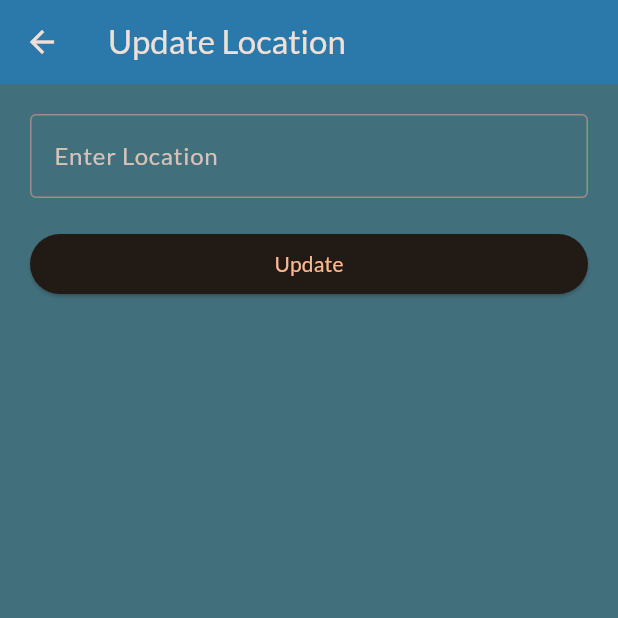
After one commit to Rahulbitcot/flutter_learning_app, a Flutter app: the WeatherMain screen opened directly, after a tap on the "add circle" icon, on a phone screen of 412 x 824 dp, the top half of it. The commit adds this screen. Run offline on Flutter 3.47's test engine with Material 3 defaults, Android fonts, the phone set to English and light mode, and no system bars; our stand-ins replace cloud_firestore, firebase_core, google_fonts, image_picker, shared_preferences, transparent_image; missing offline and left inert: google_ml_kit, qr_mobile_vision; accounts and stored records are empty.

Commit message:
weather UI

```diff
--- a/lib/WeatherApp/bottom_view.dart
+++ b/lib/WeatherApp/bottom_view.dart
@@ -1,8 +1,10 @@
 import 'package:flutter/material.dart';
 import 'package:flutter_learning_app/WeatherApp/days_item.dart';
+import 'package:flutter_learning_app/WeatherApp/update_location_screen.dart';
 
 class BottomView extends StatefulWidget {
-  const BottomView({super.key});
+  const BottomView({super.key, required this.location});
+  final String location;
 
   @override
   State<BottomView> createState() => _BottomViewState();
@@ -46,28 +48,41 @@ class _BottomViewState extends State<BottomView> {
           SizedBox(
             height: 20,
           ),
-          Row(
-            children: [
-              DaysItem(),
-              Spacer(),
-              DaysItem(),
-              Spacer(),
-              DaysItem(),
-              Spacer(),
-              DaysItem(),
-              Spacer(),
-              DaysItem(),
-              Spacer(),
-              DaysItem(),
-            ],
+          SizedBox(
+            height: 120,
+            child: ListView(
+              scrollDirection: Axis.horizontal,
+              children: [
+                DaysItem(day: "Sun"),
+                DaysItem(day: "Mon"),
+                DaysItem(day: "Tue"),
+                DaysItem(day: "Wed"),
+                DaysItem(day: "Thu"),
+                DaysItem(day: "Fri"),
+                DaysItem(day: "Sat"),
+              ],
+            ),
           ),
           SizedBox(
             height: 30,
           ),
-          Icon(
-            Icons.add_circle_rounded,
-            color: Colors.black,
-            size: 50,
+          GestureDetector(
+            onTap: () async {
+              final newLocation = await Navigator.push(
+                context,
+                MaterialPageRoute(
+                  builder: (context) => UpdateLocationScreen(),
+                ),
+              );
+              if (newLocation != null) {
+                // await updateLocation(newLocation);
+              }
+            },
+            child: Icon(
+              Icons.add_circle_rounded,
+              color: Colors.black,
+              size: 50,
+            ),
           ),
         ],
       ),
--- a/lib/WeatherApp/days_item.dart
+++ b/lib/WeatherApp/days_item.dart
@@ -1,12 +1,13 @@
 import 'package:flutter/material.dart';
 
 class DaysItem extends StatelessWidget {
-  const DaysItem({super.key});
-
+  const DaysItem({super.key, required this.day});
+  final String day;
   @override
   Widget build(BuildContext context) {
-    return Expanded(
-      child: Container(
+    return Container(
+      margin:
+          EdgeInsets.symmetric(horizontal: 8.0), // Add spacing between items
       padding: EdgeInsets.only(top: 10, left: 10, right: 10),
       decoration: BoxDecoration(
         color: const Color.fromARGB(129, 2, 93, 178),
@@ -19,27 +20,26 @@ class DaysItem extends StatelessWidget {
         ),
       ),
       child: Column(
+        crossAxisAlignment: CrossAxisAlignment.start,
         children: [
           Text(
-              "Mon",
+            day,
             style: TextStyle(color: Colors.white),
+            overflow: TextOverflow
+                .ellipsis, // Ensures text does not wrap and is truncated if too long
           ),
           SizedBox(
             height: 10,
           ),
-            Icon(Icons.cloud),
+          Icon(Icons.cloud, color: Colors.white),
           SizedBox(
             height: 10,
           ),
           Text(
-              "19",
+            "19*C",
             style: TextStyle(color: Colors.white),
           ),
-            SizedBox(
-              height: 5,
-            ),
         ],
-        ),
       ),
     );
   }
--- /dev/null
+++ b/lib/WeatherApp/update_location_screen.dart
@@ -0,0 +1,43 @@
+import 'package:flutter/material.dart';
+
+class UpdateLocationScreen extends StatefulWidget {
+  @override
+  State<UpdateLocationScreen> createState() => _UpdateLocationScreenState();
+}
+
+class _UpdateLocationScreenState extends State<UpdateLocationScreen> {
+  final TextEditingController _locationController = TextEditingController();
+
+  @override
+  Widget build(BuildContext context) {
+    return Scaffold(
+      backgroundColor: const Color.fromARGB(211, 27, 81, 97),
+      appBar: AppBar(
+        title: Text("Update Location"),
+        backgroundColor: const Color.fromARGB(89, 0, 140, 255),
+      ),
+      body: Padding(
+        padding: EdgeInsets.all(20),
+        child: Column(
+          crossAxisAlignment: CrossAxisAlignment.stretch,
+          children: [
+            TextField(
+              controller: _locationController,
+              decoration: InputDecoration(
+                labelText: "Enter Location",
+                border: OutlineInputBorder(),
+              ),
+            ),
+            SizedBox(height: 20),
+            ElevatedButton(
+              onPressed: () {
+                Navigator.pop(context, _locationController.text);
+              },
+              child: Text("Update"),
+            ),
+          ],
+        ),
+      ),
+    );
+  }
+}
--- a/lib/WeatherApp/weather_main.dart
+++ b/lib/WeatherApp/weather_main.dart
@@ -53,7 +53,9 @@ class _WeatherMainState extends State<WeatherMain> {
                     fontSize: 20),
               ),
               Spacer(),
-              BottomView()
+              BottomView(
+                location: "Ujjain",
+              )
             ],
           ),
         ),
--- a/pubspec.yaml
+++ b/pubspec.yaml
@@ -47,6 +47,7 @@ dependencies:
   image_picker: ^1.1.2
   google_ml_kit: ^0.19.0
   camera: ^0.11.0+2
+  weather: ^3.1.1
 
 
 
```
Also changed, not shown: lib/main.dart (+9 -0 lines), pubspec.lock. Lines whose indentation alone changed are shown as unchanged.
